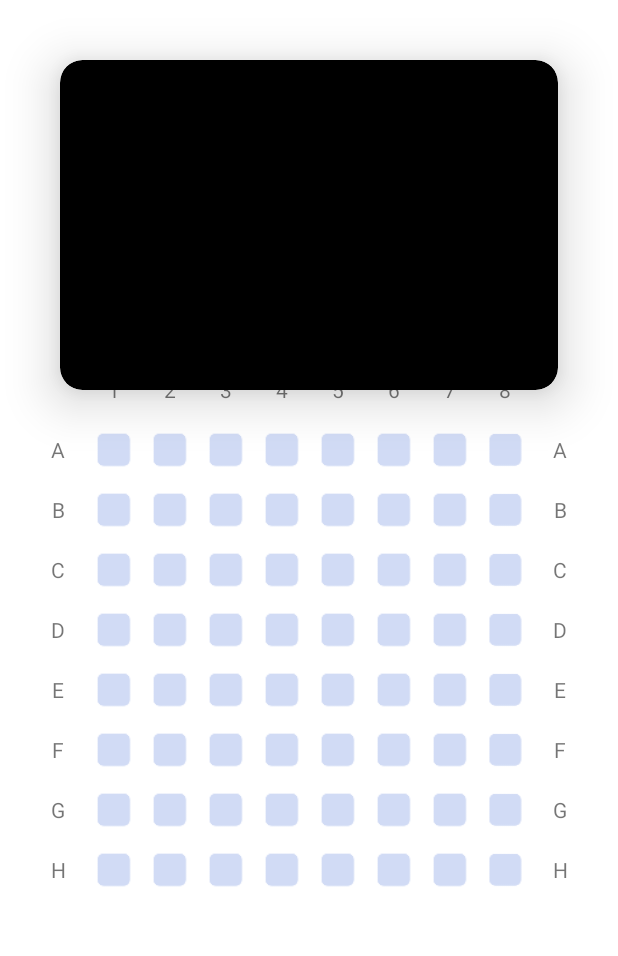
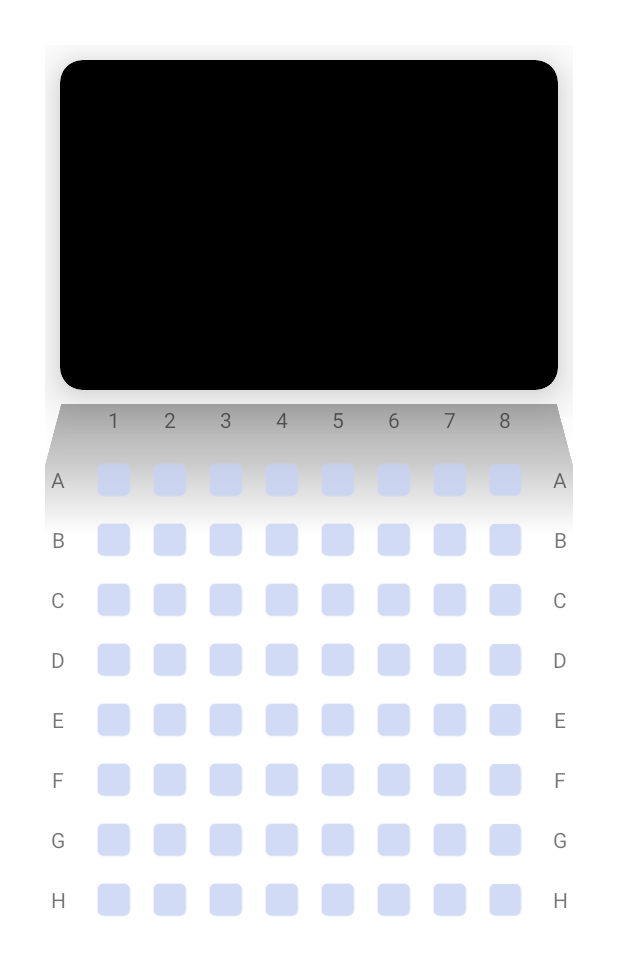
Before and after one commit to shrikanth7698/Cinema-App-Concept, an Android app: the layout activity_seat_selection.xml on its own in the app's theme, with its tools: preview values and no code run, on a phone screen of 412 x 824 dp. Shown: the top 956 px of the screen. Run offline under Robolectric (Android 15) with nearby library versions, the phone set to English and light mode, and no system bars.

Commit message:
Added shadow to theatre view

```diff
--- a/app/build.gradle
+++ b/app/build.gradle
@@ -35,8 +35,10 @@ dependencies {
     compile 'com.jakewharton:butterknife:8.8.1'
 
 
+
     testImplementation 'junit:junit:4.12'
     androidTestImplementation 'com.android.support.test:runner:1.0.1'
     androidTestImplementation 'com.android.support.test.espresso:espresso-core:3.0.1'
     implementation project(':seatview')
+
 }
--- a/app/src/main/java/com/shrikanthravi/cinemaappconcept/utils/Rotate3dAnimation.java
+++ b/app/src/main/java/com/shrikanthravi/cinemaappconcept/utils/Rotate3dAnimation.java
@@ -45,6 +45,8 @@ public class Rotate3dAnimation extends Animation {
 
         final Matrix matrix = t.getMatrix();
 
+
+
         camera.save();
         camera.rotateX(xDegrees);
         camera.rotateY(yDegrees);
@@ -54,6 +56,7 @@ public class Rotate3dAnimation extends Animation {
 
         matrix.preTranslate(-this.width*2, -this.height/2);
         matrix.postTranslate(this.width*2, this.height/2);
+
     }
 
 }
--- /dev/null
+++ b/app/src/main/res/drawable/gradient.xml
@@ -0,0 +1,11 @@
+<?xml version="1.0" encoding="utf-8"?>
+<shape xmlns:android="http://schemas.android.com/apk/res/android"
+    >
+
+    <gradient
+        android:type="linear"
+        android:angle="-90"
+        android:centerColor="@color/transparent_black_hex_3"
+        android:startColor="@color/transparent_black_hex_5"
+        android:endColor="@android:color/transparent"/>
+</shape>
--- a/app/src/main/res/layout/activity_seat_selection.xml
+++ b/app/src/main/res/layout/activity_seat_selection.xml
@@ -17,15 +17,22 @@
         android:background="@color/transparent_white_percent_95"/>
 
 
+    <LinearLayout
+        android:layout_width="match_parent"
+        android:layout_height="wrap_content"
+        android:id="@+id/moviePosterCard"
+        android:transitionName="movieCard"
+        android:layout_marginLeft="30dp"
+        android:layout_marginRight="30dp"
+        android:layout_marginTop="30dp"
+        android:orientation="vertical">
         <android.support.v7.widget.CardView
             android:layout_width="match_parent"
             android:layout_height="wrap_content"
-        android:layout_marginLeft="40dp"
-        android:layout_marginRight="40dp"
-        android:transitionName="movieCard"
+            android:layout_marginLeft="10dp"
+            android:layout_marginRight="10dp"
+            android:layout_marginTop="10dp"
             android:layout_centerHorizontal="true"
-        android:id="@+id/moviePosterCard"
-        android:layout_marginTop="40dp"
             app:cardBackgroundColor="@android:color/black"
             app:cardCornerRadius="15dp"
             app:cardElevation="20dp"
@@ -46,6 +53,16 @@
                 android:id="@+id/videoLL"/>
 
         </android.support.v7.widget.CardView>
+        <View
+            android:layout_width="match_parent"
+            android:layout_height="100dp"
+            android:background="@drawable/gradient"
+
+            android:rotationX="30"/>
+
+
+
+    </LinearLayout>
     <LinearLayout
         android:layout_width="match_parent"
         android:layout_height="wrap_content"
@@ -54,7 +71,7 @@
 
         android:layout_marginRight="20dp"
         android:layout_below="@id/moviePosterCard"
-        android:layout_marginTop="-20dp"
+        android:layout_marginTop="-100dp"
         android:transitionName="descCard">
         <LinearLayout
             android:layout_width="match_parent"
--- /dev/null
+++ b/arclayout/src/main/AndroidManifest.xml
@@ -0,0 +1 @@
+<manifest package="com.github.florent37.arclayout"/>
--- /dev/null
+++ b/arclayout/src/main/res/values/strings.xml
@@ -0,0 +1,3 @@
+<resources>
+    <string name="app_name">library</string>
+</resources>
```
Also changed, not shown: app/src/main/java/com/shrikanthravi/cinemaappconcept/SeatSelectionActivity.java (+5 -23 lines), app/src/main/java/com/shrikanthravi/cinemaappconcept/model/BaseMo.java (deleted, +0 -11 lines), app/src/main/java/com/shrikanthravi/cinemaappconcept/model/SeatMo.java (deleted, +0 -69 lines), arclayout/build.gradle (added, +27 -0 lines), arclayout/src/main/java/com/github/florent37/arclayout/ArcLayout.java (added, +193 -0 lines), arclayout/src/main/java/com/github/florent37/arclayout/ArcLayoutSettings.java (added, +60 -0 lines), arclayout/src/main/res/values/attrs.xml (added, +16 -0 lines), 2 other files. Lines whose indentation alone changed are shown as unchanged.
